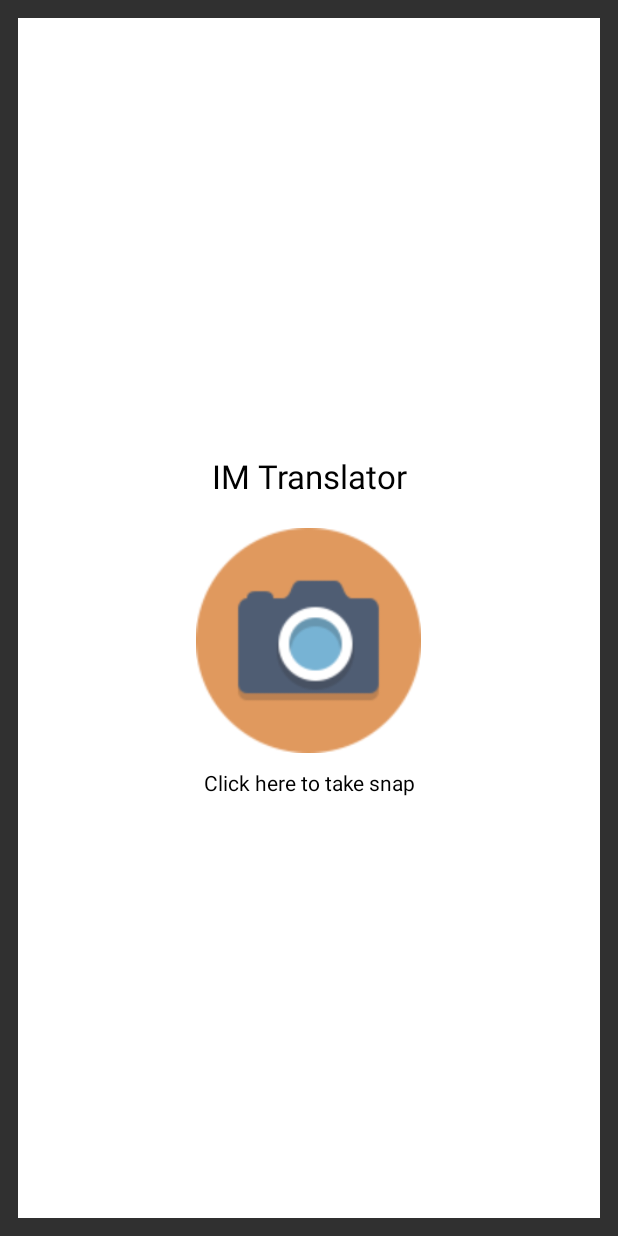
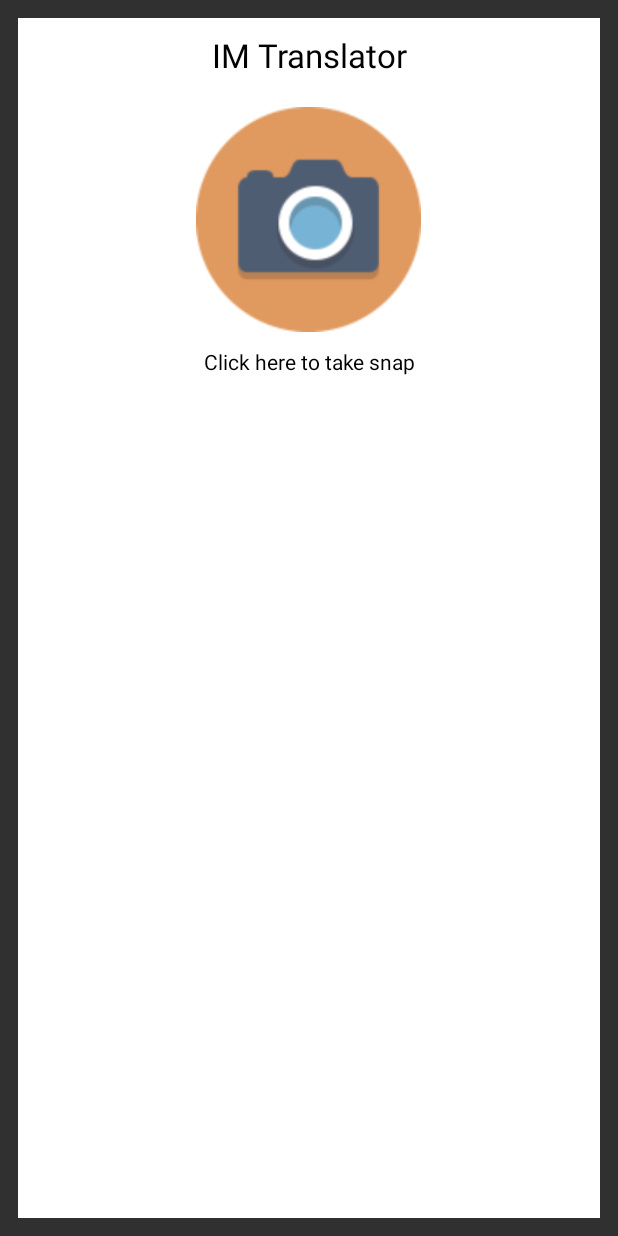
Before and after one commit to shylendramadda/android-kotlin-image-translator-using-google-cloud-vision, an Android app: the screen it shows after launch (MainActivity), on a phone screen of 412 x 824 dp. Run offline under Robolectric (Android 15) with nearby library versions, the phone set to English and light mode, and no system bars; libraries missing offline, so code that uses them is left out: com.crashlytics.android, com.desmond.squarecamera, com.google.api.client, com.google.api.services, com.google.cloud.translate and 2 more; pictures from the network do not load; 4 statements that could not run were skipped.

Commit message:
Migrate to android x and fix issue in getting results

```diff
--- a/app/src/main/java/com/geeklabs/imtranslator/MainActivity.kt
+++ b/app/src/main/java/com/geeklabs/imtranslator/MainActivity.kt
@@ -10,18 +10,15 @@ import android.os.Build
 import android.os.Bundle
 import android.provider.MediaStore
 import android.speech.tts.TextToSpeech
-import android.support.annotation.NonNull
-import android.support.v4.app.ActivityCompat
-import android.support.v4.content.ContextCompat
-import android.support.v7.app.AppCompatActivity
-import android.support.v7.widget.DividerItemDecoration
-import android.support.v7.widget.LinearLayoutManager
 import android.util.Log
 import android.view.View
 import android.widget.AdapterView
-import android.widget.LinearLayout.HORIZONTAL
-import android.widget.LinearLayout.VERTICAL
 import android.widget.Toast
+import androidx.annotation.NonNull
+import androidx.appcompat.app.AppCompatActivity
+import androidx.core.app.ActivityCompat
+import androidx.core.content.ContextCompat
+import androidx.recyclerview.widget.LinearLayoutManager
 import com.bumptech.glide.Glide
 import com.crashlytics.android.Crashlytics
 import com.desmond.squarecamera.CameraActivity
@@ -58,9 +55,15 @@ class MainActivity : AppCompatActivity() {
     private lateinit var mTTS: TextToSpeech
     private lateinit var selectedLanguageCode: String
     private lateinit var languages: String
-    private lateinit var languageList: List<com.google.cloud.translate.Language>
+    private lateinit var languageList: List<Language>
     private var resultList: MutableList<ImageResult> = mutableListOf()
-    private val visionAPI = arrayOf("LANDMARK_DETECTION", "LOGO_DETECTION", "SAFE_SEARCH_DETECTION", "IMAGE_PROPERTIES", "LABEL_DETECTION")
+    private val visionAPI = arrayOf(
+        "LANDMARK_DETECTION",
+        "LOGO_DETECTION",
+        "SAFE_SEARCH_DETECTION",
+        "IMAGE_PROPERTIES",
+        "LABEL_DETECTION"
+    )
     private val api = visionAPI[4]
     private lateinit var selectedItem: Language
     private var photoUri: Uri? = null
@@ -95,15 +98,16 @@ class MainActivity : AppCompatActivity() {
             if (languages.isEmpty()) { // if not found then fetch from server
 
                 doAsync {
-                    val translate = TranslateOptions.newBuilder().setApiKey(getString(R.string.api_key)).build().getService();
-                    val target = Translate.LanguageListOption.targetLanguage("en");
-                    val languages = translate.listSupportedLanguages(target);
+                    val translate =
+                        TranslateOptions.newBuilder().setApiKey(getString(R.string.api_key)).build()
+                            .service
+                    val target = Translate.LanguageListOption.targetLanguage("en")
+                    val languages = translate.listSupportedLanguages(target)
 
                     /* for (language in languages) {
-                     out.printf("Name: %s, Code: %s\n", language.name, language.code);
+                     out.printf("Name: %s, Code: %s\n", language.name, language.code)
                  }*/
-                    val gson = Gson()
-                    val fromJson = gson.toJson(languages)
+                    val fromJson = Gson().toJson(languages)
                     prefUtil.lanagues = fromJson
 
                     uiThread {
@@ -112,30 +116,29 @@ class MainActivity : AppCompatActivity() {
                 }
             } else {
                 val gson = Gson()
-                val languageList = gson.fromJson(languages, Array<com.google.cloud.translate.Language>::class.java).asList()
+                val languageList = gson.fromJson(languages, Array<Language>::class.java).asList()
                 addLanguagesToSpinner(languageList)
             }
         } catch (e: Exception) {
             e.printStackTrace()
+            hideProgress()
             showErrorMessage()
         }
     }
 
     private fun showErrorMessage() {
-        Toast.makeText(this, "Something went wrong please try again.", Toast.LENGTH_LONG).show()
+        Toast.makeText(this, "Something went wrong please try again.", Toast.LENGTH_SHORT).show()
     }
 
     private fun showProgress() {
-        if (progress.visibility != View.VISIBLE)
         progress.visibility = View.VISIBLE
     }
 
     private fun hideProgress() {
-        if (progress.visibility == View.VISIBLE)
         progress.visibility = View.GONE
     }
 
-    private fun addLanguagesToSpinner(languageList: List<com.google.cloud.translate.Language>) {
+    private fun addLanguagesToSpinner(languageList: List<Language>) {
         try {
             val customAdapter = CustomAdapter(this, languageList)
             spinner_language.adapter = customAdapter
@@ -160,9 +163,14 @@ class MainActivity : AppCompatActivity() {
     private fun openCameraIntent() {
 
         if (Build.VERSION.SDK_INT >= Build.VERSION_CODES.M) {
-            val checkSelfPermission = ContextCompat.checkSelfPermission(this, Manifest.permission.CAMERA)
+            val checkSelfPermission =
+                ContextCompat.checkSelfPermission(this, Manifest.permission.CAMERA)
             if (checkSelfPermission != PackageManager.PERMISSION_GRANTED) {
-                ActivityCompat.requestPermissions(this, arrayOf(Manifest.permission.CAMERA), PERMISSION_CAMERA)
+                ActivityCompat.requestPermissions(
+                    this,
+                    arrayOf(Manifest.permission.CAMERA),
+                    PERMISSION_CAMERA
+                )
             } else {
                 // Start CameraActivity
                 val startCustomCameraIntent = Intent(this, CameraActivity::class.java)
@@ -171,7 +179,11 @@ class MainActivity : AppCompatActivity() {
         }
     }
 
-    override fun onRequestPermissionsResult(requestCode: Int, permissions: Array<out String>, grantResults: IntArray) {
+    override fun onRequestPermissionsResult(
+        requestCode: Int,
+        permissions: Array<out String>,
+        grantResults: IntArray
+    ) {
         super.onRequestPermissionsResult(requestCode, permissions, grantResults)
 
         when (requestCode) {
@@ -194,11 +206,14 @@ class MainActivity : AppCompatActivity() {
             photoUri = data!!.data
             if (photoUri != null) {
                 resultList.clear() // remove previous results from list
-                Log.i("URL", photoUri?.path)
+                Log.i("URL", photoUri?.path!!)
                 Glide.with(this).load(photoUri).into(iv_photo)
 
                 //getDataFromImage(photoUri.path)
-                val bitmap = MediaStore.Images.Media.getBitmap(this.contentResolver, Uri.fromFile(File(photoUri?.path)));
+                val bitmap = MediaStore.Images.Media.getBitmap(
+                    this.contentResolver,
+                    Uri.fromFile(File(photoUri?.path!!))
+                )
                 processImage(bitmap, feature)
             } else {
                 Toast.makeText(this, "Unable to get file path", Toast.LENGTH_LONG).show()
@@ -211,40 +226,40 @@ class MainActivity : AppCompatActivity() {
 
         try {
             showProgress()
-            val featureList = ArrayList<Feature>();
-            featureList.add(feature);
+            val featureList = ArrayList<Feature>()
+            featureList.add(feature)
 
-            val annotateImageRequests = ArrayList<AnnotateImageRequest>();
-            val annotateImageReq = AnnotateImageRequest();
-            annotateImageReq.features = featureList;
-            annotateImageReq.image = this.getImageEncodeImage(bitmap);
-            annotateImageRequests.add(annotateImageReq);
+            val annotateImageRequests = ArrayList<AnnotateImageRequest>()
+            val annotateImageReq = AnnotateImageRequest()
+            annotateImageReq.features = featureList
+            annotateImageReq.image = this.getImageEncodeImage(bitmap)
+            annotateImageRequests.add(annotateImageReq)
 
             doAsync {
                 try {
 
-                    val httpTransport = AndroidHttp.newCompatibleTransport();
-                    val jsonFactory = GsonFactory.getDefaultInstance();
+                    val httpTransport = AndroidHttp.newCompatibleTransport()
+                    val jsonFactory = GsonFactory.getDefaultInstance()
 
-                    val requestInitializer = VisionRequestInitializer(getString(R.string.api_key));
+                    val requestInitializer = VisionRequestInitializer(getString(R.string.api_key))
 
-                    val builder = Vision.Builder(httpTransport, jsonFactory, null);
-                    builder.setVisionRequestInitializer(requestInitializer);
+                    val builder = Vision.Builder(httpTransport, jsonFactory, null)
+                    builder.setVisionRequestInitializer(requestInitializer)
 
-                    val vision = builder.build();
+                    val vision = builder.build()
 
-                    val batchAnnotateImagesRequest = BatchAnnotateImagesRequest();
-                    batchAnnotateImagesRequest.requests = annotateImageRequests;
+                    val batchAnnotateImagesRequest = BatchAnnotateImagesRequest()
+                    batchAnnotateImagesRequest.requests = annotateImageRequests
 
-                    val annotateRequest = vision.images().annotate(batchAnnotateImagesRequest);
-                    annotateRequest.disableGZipContent = true;
-                    val response = annotateRequest.execute();
+                    val annotateRequest = vision.images().annotate(batchAnnotateImagesRequest)
+                    annotateRequest.disableGZipContent = true
+                    val response = annotateRequest.execute()
 
                     convertResponseToString(response)
 
                     // Delete image from file storage
                     if (photoUri != null) {
-                        val file = File(photoUri?.path)
+                        val file = File(photoUri?.path!!)
                         if (file.exists()) {
                             file.delete()
                         }
@@ -253,11 +268,14 @@ class MainActivity : AppCompatActivity() {
                 } catch (e: GoogleJsonResponseException) {
                     hideProgress()
                     showErrorMessage()
-                    Log.d(TAG, "failed to make API request because " + e.getContent());
+                    Log.d(TAG, "failed to make API request because " + e.content)
                 } catch (e: IOException) {
                     hideProgress()
                     showErrorMessage()
-                    Log.d(TAG, "failed to make API request because of other IOException " + e.message);
+                    Log.d(
+                        TAG,
+                        "failed to make API request because of other IOException " + e.message
+                    )
                 }
 
             }
@@ -274,9 +292,9 @@ class MainActivity : AppCompatActivity() {
         try {
             // Convert the bitmap to a JPEG
             // Just in case it's a format that Android understands but Cloud Vision
-            val byteArrayOutputStream = ByteArrayOutputStream();
-            bitmap.compress(Bitmap.CompressFormat.JPEG, 90, byteArrayOutputStream);
-            val imageBytes = byteArrayOutputStream.toByteArray();
+            val byteArrayOutputStream = ByteArrayOutputStream()
+            bitmap.compress(Bitmap.CompressFormat.JPEG, 90, byteArrayOutputStream)
+            val imageBytes = byteArrayOutputStream.toByteArray()
 
             // Base64 encode the JPEG
             base64EncodedImage.encodeContent(imageBytes)
@@ -285,38 +303,38 @@ class MainActivity : AppCompatActivity() {
             showErrorMessage()
             hideProgress()
         }
-        return base64EncodedImage;
+        return base64EncodedImage
     }
 
 
     private fun convertResponseToString(response: BatchAnnotateImagesResponse) {
 
-        val imageResponses = response.responses[0];
+        val imageResponses = response.responses[0]
 
         if (api == "LABEL_DETECTION") {
-            formatAnnotation(imageResponses.labelAnnotations);
+            formatAnnotation(imageResponses.labelAnnotations)
         }
         /*switch (api) {
             case "LANDMARK_DETECTION":
-                entityAnnotations = imageResponses.getLandmarkAnnotations();
-                message = formatAnnotation(entityAnnotations);
-                break;
+                entityAnnotations = imageResponses.getLandmarkAnnotations()
+                message = formatAnnotation(entityAnnotations)
+                break
             case "LOGO_DETECTION":
-                entityAnnotations = imageResponses.getLogoAnnotations();
-                message = formatAnnotation(entityAnnotations);
-                break;
+                entityAnnotations = imageResponses.getLogoAnnotations()
+                message = formatAnnotation(entityAnnotations)
+                break
             case "SAFE_SEARCH_DETECTION":
-                SafeSearchAnnotation annotation = imageResponses.getSafeSearchAnnotation();
-                message = getImageAnnotation(annotation);
-                break;
+                SafeSearchAnnotation annotation = imageResponses.getSafeSearchAnnotation()
+                message = getImageAnnotation(annotation)
+                break
             case "IMAGE_PROPERTIES":
-                ImageProperties imageProperties = imageResponses.getImagePropertiesAnnotation();
-                message = getImageProperty(imageProperties);
-                break;
+                ImageProperties imageProperties = imageResponses.getImagePropertiesAnnotation()
+                message = getImageProperty(imageProperties)
+                break
             case "LABEL_DETECTION":
-                entityAnnotations = imageResponses.getLabelAnnotations();
-                message = formatAnnotation(entityAnnotations);
-                break;
+                entityAnnotations = imageResponses.getLabelAnnotations()
+                message = formatAnnotation(entityAnnotations)
+                break
         }*/
     }
 
@@ -328,18 +346,24 @@ class MainActivity : AppCompatActivity() {
 
                 for (entity: EntityAnnotation in entityAnnotation) {
                     imageTextResults += entity.description.toString() + "@"
-                    val imageResult = ImageResult(entity.description.toString(), entity.score.toString(), "")
+                    val imageResult =
+                        ImageResult(entity.description.toString(), entity.score.toString(), "")
                     resultList.add(imageResult)
                 }
 
-                spinner_language.onItemSelectedListener = object : AdapterView.OnItemSelectedListener {
+                spinner_language.onItemSelectedListener =
+                    object : AdapterView.OnItemSelectedListener {
                         override fun onNothingSelected(parent: AdapterView<*>?) {
 
                         }
 
-                    override fun onItemSelected(parent: AdapterView<*>?, view: View?, position: Int, id: Long) {
-                        showProgress()
-                        processTranslate(imageTextResults);
+                        override fun onItemSelected(
+                            parent: AdapterView<*>?,
+                            view: View?,
+                            position: Int,
+                            id: Long
+                        ) {
+                            processTranslate(imageTextResults)
                         }
 
                     }
@@ -348,10 +372,10 @@ class MainActivity : AppCompatActivity() {
 
                 if (selectedItem.code != "en") {
                     // Translates text into selected language
-                    processTranslate(imageTextResults);
+                    processTranslate(imageTextResults)
                 }
             } else {
-                imageTextResults = "Nothing Found";
+                imageTextResults = "Nothing Found"
                 hideProgress()
             }
 
@@ -383,6 +407,7 @@ class MainActivity : AppCompatActivity() {
 
     private fun processTranslate(imageTextResult: String) {
         try {
+            showProgress()
             selectedItem = spinner_language.selectedItem as Language
             if (selectedItem.code == "en") {
                 hideProgress()
@@ -396,14 +421,15 @@ class MainActivity : AppCompatActivity() {
 
             doAsync {
                 val translate = TranslateOptions.newBuilder().setApiKey(getString(R.string.api_key))
-                        .build().service;
+                    .build().service
                 val translation =
                     translate.translate(
                         imageTextResult,
                         Translate.TranslateOption.sourceLanguage("en"),
-                                Translate.TranslateOption.targetLanguage(selectedItem.code))
+                        Translate.TranslateOption.targetLanguage(selectedItem.code)
+                    )
 
-                val translatedText = translation.translatedText;
+                val translatedText = translation.translatedText
 
                 uiThread {
                     hideProgress()
--- a/app/src/main/java/com/geeklabs/imtranslator/SplashActivity.kt
+++ b/app/src/main/java/com/geeklabs/imtranslator/SplashActivity.kt
@@ -1,17 +1,12 @@
 package com.geeklabs.imtranslator
 
 import android.content.Intent
-import android.os.Build
 import android.os.Bundle
 import android.os.Handler
-import android.support.v4.view.accessibility.AccessibilityNodeInfoCompat
-import android.support.v7.app.AppCompatActivity
-import android.view.Window
-import android.view.WindowManager
+import androidx.appcompat.app.AppCompatActivity
+import androidx.core.view.accessibility.AccessibilityNodeInfoCompat
 
 class SplashActivity : AppCompatActivity() {
-
-    private val SPLASH_TIME_OUT: Long = 2000
 
     override fun onCreate(savedInstanceState: Bundle?) {
         super.onCreate(savedInstanceState)
@@ -22,17 +17,12 @@ class SplashActivity : AppCompatActivity() {
         Handler().postDelayed({
             startActivity(Intent(this, MainActivity::class.java))
             finish()
-        }, SPLASH_TIME_OUT)
+        }, 2000)
     }
 
     private fun hideStatusBar() {
-        if (Build.VERSION.SDK_INT >= 16) {
-            window.setFlags(AccessibilityNodeInfoCompat.ACTION_NEXT_HTML_ELEMENT, AccessibilityNodeInfoCompat.ACTION_NEXT_HTML_ELEMENT);
-            window.decorView.systemUiVisibility = 3328
-        } else {
-            requestWindowFeature(Window.FEATURE_NO_TITLE);
-            this.window.setFlags(WindowManager.LayoutParams.FLAG_FULLSCREEN, WindowManager.LayoutParams.FLAG_FULLSCREEN);
-        }
+        window.setFlags(AccessibilityNodeInfoCompat.ACTION_NEXT_HTML_ELEMENT, AccessibilityNodeInfoCompat.ACTION_NEXT_HTML_ELEMENT);
+        window.decorView.systemUiVisibility = 3328
     }
 
 }
--- a/app/src/main/java/com/geeklabs/imtranslator/model/ImageResult.kt
+++ b/app/src/main/java/com/geeklabs/imtranslator/model/ImageResult.kt
@@ -1,3 +1,5 @@
 package com.geeklabs.imtranslator.model
 
-data class ImageResult(var resultText: String, var resultValue: String, var translatedText: String)
+data class ImageResult(var resultText: String,
+                       var resultValue: String,
+                       var translatedText: String)
--- a/app/src/main/java/com/geeklabs/imtranslator/util/PrefUtil.kt
+++ b/app/src/main/java/com/geeklabs/imtranslator/util/PrefUtil.kt
@@ -11,11 +11,11 @@ class PrefUtil(context: Context) {
     private val prefs: SharedPreferences = context.getSharedPreferences(PREFS_FILENAME, 0);
 
     var lanagues: String
-        get() = prefs.getString(LANGAUAGES, "")
+        get() = prefs.getString(LANGAUAGES, "") ?: ""
         set(value) = prefs.edit().putString(LANGAUAGES, value).apply()
 
     var selectedLanguageCode: String
-        get() = prefs.getString(SELECTED_LANGAUAGE, "")
+        get() = prefs.getString(SELECTED_LANGAUAGE, "") ?: ""
         set(value) = prefs.edit().putString(SELECTED_LANGAUAGE, value).apply()
 
 }
--- a/app/src/main/res/layout/activity_main.xml
+++ b/app/src/main/res/layout/activity_main.xml
@@ -7,11 +7,10 @@
     android:background="@android:color/white"
     tools:context=".MainActivity">
 
-    <android.support.v4.widget.NestedScrollView
+    <androidx.core.widget.NestedScrollView
         android:id="@+id/scrollView"
         android:layout_width="match_parent"
         android:layout_height="wrap_content"
-        android:layout_centerInParent="true"
         android:fillViewport="true">
 
         <LinearLayout
@@ -49,7 +48,8 @@
                 android:layout_width="match_parent"
                 android:layout_height="wrap_content"
                 android:orientation="vertical"
-                android:visibility="gone">
+                android:visibility="gone"
+                tools:visibility="visible">
 
                 <TextView
                     android:layout_width="match_parent"
@@ -76,8 +76,12 @@
                     android:layout_height="wrap_content"
                     android:layout_marginStart="10dp"
                     android:layout_marginEnd="10dp"
+                    android:background="@color/gray"
                     android:hint="@string/select_language"
-                    android:visibility="gone" />
+                    android:padding="10dp"
+                    android:textColor="@color/textColor"
+                    android:visibility="gone"
+                    tools:visibility="visible" />
 
                 <TextView
                     android:layout_width="match_parent"
@@ -91,24 +95,27 @@
                     android:textColor="@android:color/white"
                     android:textStyle="bold" />
 
-                <android.support.v7.widget.RecyclerView
+                <androidx.recyclerview.widget.RecyclerView
                     android:id="@+id/recyclerView"
                     android:layout_width="match_parent"
                     android:layout_height="wrap_content"
                     android:layout_marginStart="10dp"
-                    android:layout_marginEnd="10dp" />
+                    android:layout_marginEnd="10dp"
+                    tools:itemCount="10"
+                    tools:listitem="@layout/result_custom_row" />
 
             </LinearLayout>
 
         </LinearLayout>
 
-    </android.support.v4.widget.NestedScrollView>
+    </androidx.core.widget.NestedScrollView>
 
     <ProgressBar
         android:id="@+id/progress"
         android:layout_width="wrap_content"
         android:layout_height="wrap_content"
         android:layout_centerInParent="true"
-        android:visibility="gone" />
+        android:visibility="gone"
+        tools:visibility="visible" />
 
 </RelativeLayout>
--- a/app/src/main/res/values/colors.xml
+++ b/app/src/main/res/values/colors.xml
@@ -4,6 +4,7 @@
     <color name="colorPrimaryDark">#303F9F</color>
     <color name="colorAccent">#FF4081</color>
     <color name="colorPrimaryLight">#cad0f4</color>
-    <color name="textBg">#39500c</color>
+    <color name="textColor">#39500c</color>
+    <color name="gray">#CDCFC9</color>
     <color name="colorProgress">#89e77c</color>
 </resources>
--- a/app/src/main/res/values/strings.xml
+++ b/app/src/main/res/values/strings.xml
@@ -3,7 +3,7 @@
     <string name="lbl_desc">Result:</string>
     <string name="lbl_trans_text">Translated Result:</string>
     <string name="fabric_key">47e59cba4f9963d0c1102931bd992e7fb10cf269</string>
-    <string name="api_key">AIzaSyCH0OkZs2XeMt3TPaHp-BgIqiUBzWe1w8w</string>
+    <string name="api_key">AIzaSyCY9rhfPNHAux3ueDMwmahXUnkeBnEmYTE</string>
     <string name="result">Expected result:</string>
     <string name="click_here_to_take_snap">Click here to take snap</string>
     <string name="select_language_to_convert">Select language to convert:</string>
--- a/gradle.properties
+++ b/gradle.properties
@@ -11,3 +11,6 @@ org.gradle.jvmargs=-Xmx1536m
 # This option should only be used with decoupled projects. More details, visit
 # http://www.gradle.org/docs/current/userguide/multi_project_builds.html#sec:decoupled_projects
 # org.gradle.parallel=true
+android.useAndroidX=true
+android.enableJetifier=true
+kotlin.code.style=official
```
Also changed, not shown: app/build.gradle (+14 -15 lines), app/src/main/java/com/geeklabs/imtranslator/adapter/ResultAdapter.kt (+6 -17 lines), build.gradle (+3 -6 lines), gradle/wrapper/gradle-wrapper.properties, 1 other file. Lines whose indentation alone changed are shown as unchanged.
